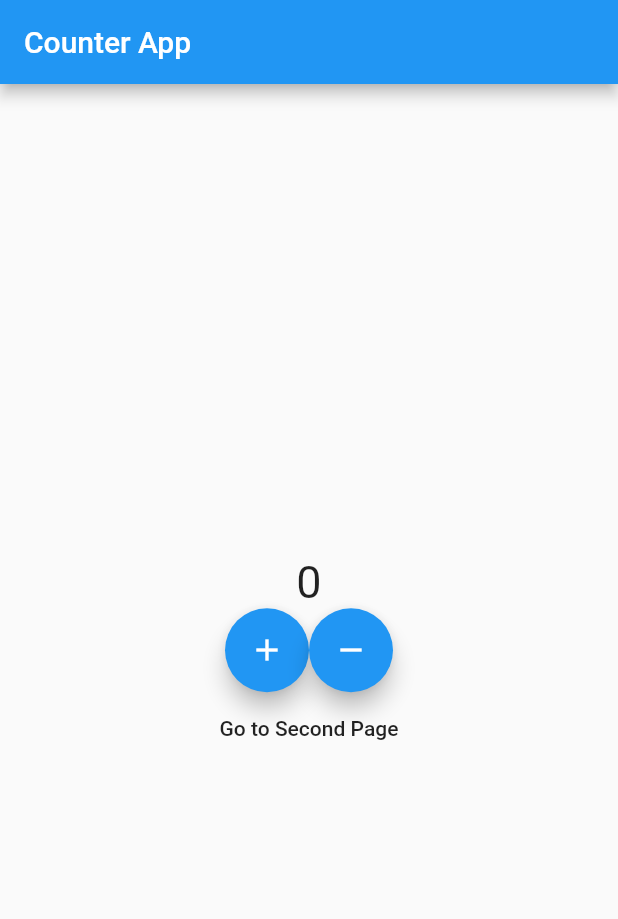
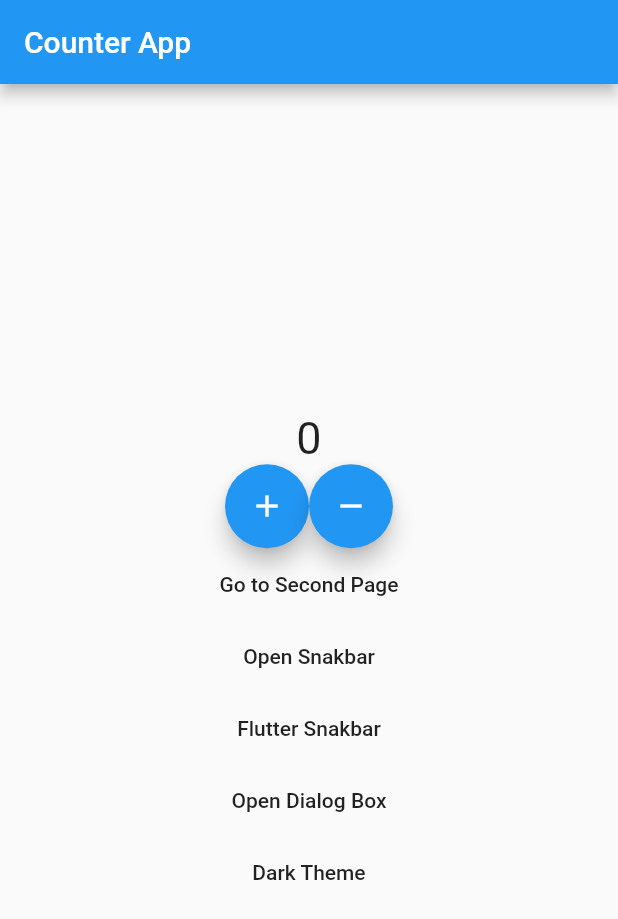
Before and after one commit to akarshbarar/getxin-flutter, a Flutter app: the screen it shows after launch, on a phone screen of 412 x 824 dp. Shown: the top 919 px of the screen. Run offline on Flutter 3.47's test engine with Material 2 defaults, Android fonts, the phone set to English and light mode, and no system bars; our stand-ins replace get.

Commit message:
GETX Snakbar, Dialogbox, dark theme

```diff
--- a/lib/View/View.dart
+++ b/lib/View/View.dart
@@ -8,6 +8,7 @@ class View extends StatelessWidget {
   @override
   Widget build(BuildContext context) {
     final Controller controller = Get.put(Controller());
+
     return SafeArea(
         child: Scaffold(
       appBar: AppBar(
@@ -41,7 +42,28 @@ class View extends StatelessWidget {
                 child: Text("Go to Second Page"),
                 onPressed: () {
                   Get.toNamed('/second');
-                })
+                }),
+            MaterialButton(
+                child: Text("Open Snakbar"),
+                onPressed: () {
+                  Get.snackbar("GetX", "Hello World!");
+                }),
+            MaterialButton(
+                child: Text("Flutter Snakbar"),
+                onPressed: () {
+                  final snackBar = SnackBar(content: Text('Yay! A SnackBar!'));
+                  ScaffoldMessenger.of(context).showSnackBar(snackBar);
+                }),
+            MaterialButton(
+                child: Text("Open Dialog Box"),
+                onPressed: () {
+                  Get.defaultDialog(title: "Hello world !", middleText: "Hii");
+                }),
+            MaterialButton(
+                child: Text("Dark Theme"),
+                onPressed: () {
+                  Get.changeTheme(ThemeData.dark());
+                }),
           ],
         ),
       ),
```
